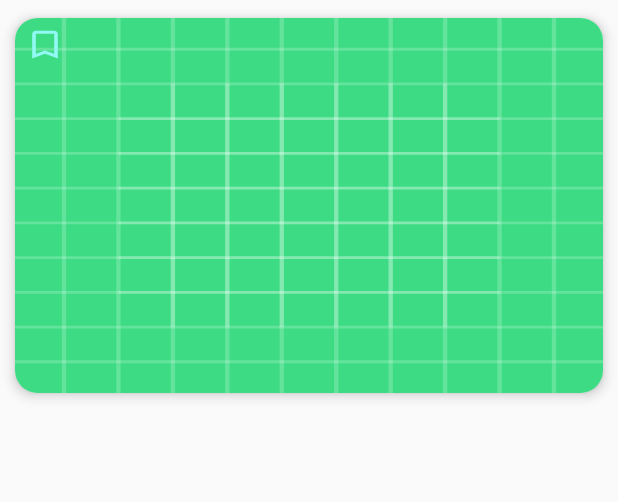
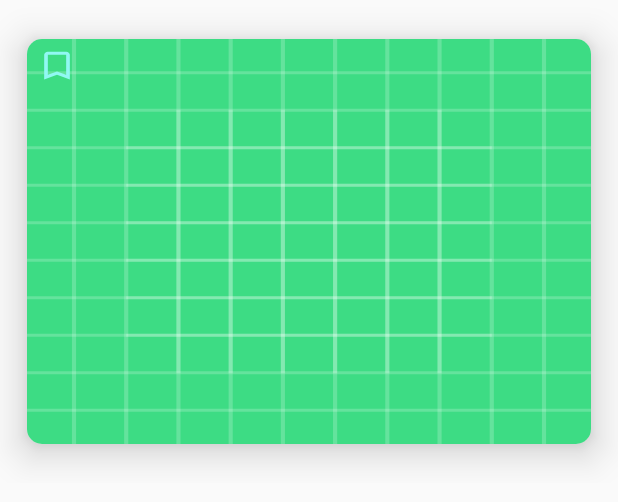
Before and after one commit to Fahamin/AlienWallpaper, an Android app: the layout row_layout.xml on its own in the app's theme, with its tools: preview values and no code run, on a phone screen of 412 x 824 dp. Shown: the top 502 px of the screen. Run offline under Robolectric (Android 15) with nearby library versions, the phone set to English and light mode, and no system bars.

Commit message:
faster loading

```diff
--- a/app/src/main/java/com/wallpaper/wally/alien/kodiapps/activity/DetailsActivity.java
+++ b/app/src/main/java/com/wallpaper/wally/alien/kodiapps/activity/DetailsActivity.java
@@ -37,8 +37,8 @@ public class DetailsActivity extends AppCompatActivity {
     String link;
     Boolean wall = false;
 
-    private static final int MAX_WIDTH = 1300;
-    private static final int MAX_HEIGHT = 800;
+    private static final int MAX_WIDTH = 1280;
+    private static final int MAX_HEIGHT = 720;
 
     @Override
     protected void onCreate(Bundle savedInstanceState) {
@@ -65,7 +65,7 @@ public class DetailsActivity extends AppCompatActivity {
         int size = (int) Math.ceil(Math.sqrt(MAX_WIDTH * MAX_HEIGHT));
 
 
-        Picasso.get().load(link).transform(new BitmapTransform(MAX_WIDTH,MAX_HEIGHT)).resize(size,size).centerInside()
+        Picasso.get().load(link).transform(new BitmapTransform(MAX_WIDTH,MAX_HEIGHT)).fit().centerInside()
                 .placeholder(R.drawable.progress_animation).
                 into(imageView);
 
--- a/app/src/main/java/com/wallpaper/wally/alien/kodiapps/activity/MainActivity.java
+++ b/app/src/main/java/com/wallpaper/wally/alien/kodiapps/activity/MainActivity.java
@@ -20,6 +20,7 @@ public class MainActivity extends AppCompatActivity {
         super.onCreate(savedInstanceState);
         setContentView(R.layout.activity_main);
         SectionsPagerAdapter sectionsPagerAdapter = new SectionsPagerAdapter(this, getSupportFragmentManager());
+
         ViewPager viewPager = findViewById(R.id.view_pager);
         viewPager.setAdapter(sectionsPagerAdapter);
         TabLayout tabs = findViewById(R.id.tabs);
--- a/app/src/main/java/com/wallpaper/wally/alien/kodiapps/adapter/ImageAdapter.java
+++ b/app/src/main/java/com/wallpaper/wally/alien/kodiapps/adapter/ImageAdapter.java
@@ -24,8 +24,8 @@ import java.util.List;
 
 
 public class ImageAdapter extends RecyclerView.Adapter<ImageAdapter.MovieHolder> {
-    private static final int MAX_WIDTH = 1200;
-    private static final int MAX_HEIGHT = 700;
+    private static final int MAX_WIDTH = 720;
+    private static final int MAX_HEIGHT = 1280;
 
 
     Context context;
@@ -62,7 +62,7 @@ public class ImageAdapter extends RecyclerView.Adapter<ImageAdapter.MovieHolder>
 
 
 
-        Picasso.get().load(movieList.get(position).getL()).transform(new BitmapTransform(MAX_WIDTH,MAX_HEIGHT)).resize(size,size).centerInside()
+        Picasso.get().load(movieList.get(position).getL()).transform(new BitmapTransform(MAX_WIDTH,MAX_HEIGHT)).fit().centerInside()
                 .placeholder(R.drawable.progress_animation).
                 into(holder.imageThumble);
 
--- a/app/src/main/res/layout/activity_main.xml
+++ b/app/src/main/res/layout/activity_main.xml
@@ -4,12 +4,14 @@
     xmlns:tools="http://schemas.android.com/tools"
     android:layout_width="match_parent"
     android:layout_height="match_parent"
+    android:background="@color/colorPrimaryDark"
     tools:context=".activity.MainActivity">
 
     <com.google.android.material.appbar.AppBarLayout
         android:layout_width="match_parent"
         android:layout_height="wrap_content"
         android:theme="@style/AppTheme.AppBarOverlay">
+<!--
 
         <TextView
             android:id="@+id/title"
@@ -20,6 +22,7 @@
             android:padding="@dimen/appbar_padding"
             android:text="@string/app_name"
             android:textAppearance="@style/TextAppearance.Widget.AppCompat.Toolbar.Title" />
+-->
 
         <com.google.android.material.tabs.TabLayout
             android:id="@+id/tabs"
--- a/app/src/main/res/layout/favorite_fragment.xml
+++ b/app/src/main/res/layout/favorite_fragment.xml
@@ -22,7 +22,7 @@
         android:layout_centerVertical="true"
         android:text="No data found .. Add Favorite First"
         android:textAlignment="center"
-        android:textColor="#000"
+        android:textColor="#ffff"
         android:textSize="20sp"
         android:textStyle="normal"
         android:visibility="gone" />
--- a/app/src/main/res/layout/row_layout.xml
+++ b/app/src/main/res/layout/row_layout.xml
@@ -5,7 +5,7 @@
     xmlns:android="http://schemas.android.com/apk/res/android"
     xmlns:app="http://schemas.android.com/apk/res-auto"
     android:id="@+id/fulllaMOVIyoutID"
-    android:layout_width="wrap_content"
+    android:layout_width="match_parent"
     android:layout_height="wrap_content">
 
     <androidx.cardview.widget.CardView
@@ -13,9 +13,9 @@
         android:layout_width="match_parent"
         android:layout_height="wrap_content"
         android:layout_centerHorizontal="true"
-        app:cardCornerRadius="15dp"
-        app:cardElevation="5dp"
-        app:cardMaxElevation="5dp"
+        app:cardCornerRadius="10dp"
+        app:cardElevation="15dp"
+        app:cardMaxElevation="15dp"
         app:cardUseCompatPadding="true">
 
 
@@ -28,8 +28,9 @@
                 android:id="@+id/imageViewID"
                 android:src="@drawable/ic_launcher_background"
                 android:layout_width="match_parent"
-                android:layout_height="250dp"
-                android:scaleType="fitXY" />
+                android:layout_height="270dp"
+                android:scaleType="fitXY"
+                 />
 
                 <ImageView
                     android:id="@+id/favId"
--- a/app/src/main/res/values/colors.xml
+++ b/app/src/main/res/values/colors.xml
@@ -1,6 +1,6 @@
 <?xml version="1.0" encoding="utf-8"?>
 <resources>
-    <color name="colorPrimary">#007FEE</color>
-    <color name="colorPrimaryDark">#0F94D1</color>
+    <color name="colorPrimary">#202325</color>
+    <color name="colorPrimaryDark">#00070B</color>
     <color name="colorAccent">#91F8F3</color>
 </resources>
```
Also changed, not shown: app/src/main/java/com/wallpaper/wally/alien/kodiapps/adapter/FavAdapeter.java (+9 -3 lines).
